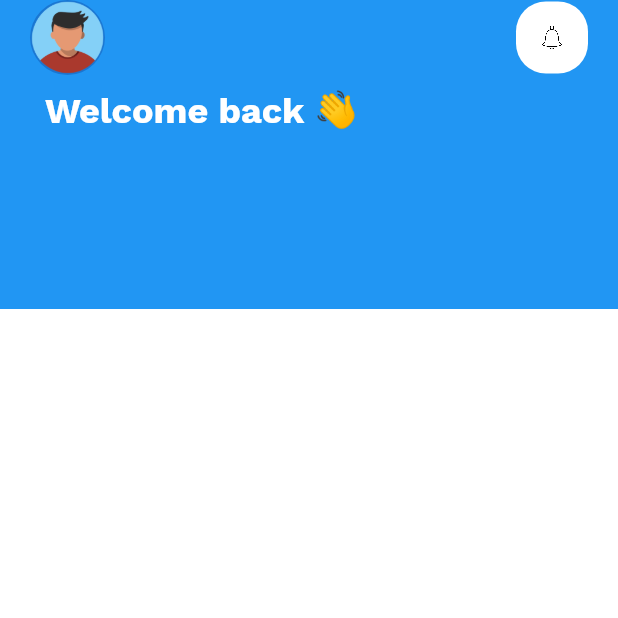
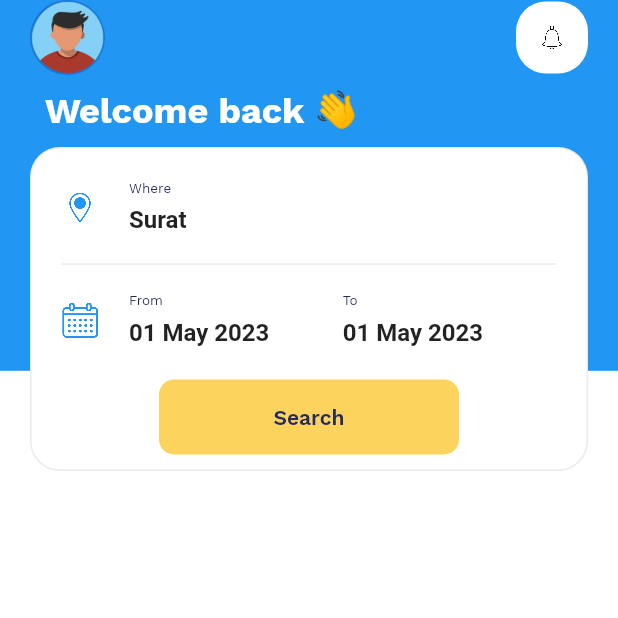
Before and after one commit to Snehal-Singh174/hotel-booking-app, a Flutter app: the screen it shows after launch, on a phone screen of 412 x 824 dp, the top half of it. Run offline on Flutter 3.47's test engine with Material 2 defaults, Android fonts, the phone set to English and light mode, and no system bars; our stand-ins replace google_maps_flutter; missing offline and left inert: flutter_config.

```diff
--- /dev/null
+++ b/lib/models/hotel_model.dart
@@ -0,0 +1,29 @@
+import 'package:google_maps_flutter/google_maps_flutter.dart';
+
+class HotelModel {
+  final String id;
+  final String title;
+  final String location;
+  final String address;
+  final String description;
+  final List<String> imagePaths;
+  final int totalReview;
+  final double ratingScore;
+  final double price;
+  final LatLng coordinate;
+
+  HotelModel({
+    required this.id,
+    required this.title,
+    required this.location,
+    required this.address,
+    required this.description,
+    required this.imagePaths,
+    required this.price,
+    required this.coordinate,
+    this.totalReview = 0,
+    this.ratingScore = 0,
+  });
+
+  static List<HotelModel> sampleHotel = const [];
+}
--- a/lib/screens/home_screen.dart
+++ b/lib/screens/home_screen.dart
@@ -1,8 +1,12 @@
 import 'package:flutter/material.dart';
+import 'package:hotel_booking_app/gen/colors.gen.dart';
 import 'package:hotel_booking_app/widgets/app_text.dart';
+import 'package:intl/intl.dart';
 
 import '../gen/assets.gen.dart';
+import '../widgets/custom_button.dart';
 import '../widgets/custom_icon_button.dart';
+import '../widgets/custom_text_field.dart';
 
 class HomeScreen extends StatelessWidget {
   const HomeScreen({Key? key}) : super(key: key);
@@ -18,7 +22,7 @@ class HomeScreen extends StatelessWidget {
           children: [
             Container(
               height: double.infinity,
-              margin: EdgeInsets.only(top: size.height * 0.25),
+              margin: EdgeInsets.only(top: size.height * 0.30),
               color: Colors.white,
             ),
             Padding(
@@ -26,6 +30,7 @@ class HomeScreen extends StatelessWidget {
               child: Column(
                 children: [
                   _HeaderSection(),
+                  _SearchCard(),
                 ],
               ),
             )
@@ -57,13 +62,77 @@ class _HeaderSection extends StatelessWidget {
           ],
         ),
         Padding(
-          padding: EdgeInsets.all(10.0),
-          child: AppText.large(
-            'Welcome back 👋',
-            color: Colors.white,
-          )
-        )
+            padding: EdgeInsets.all(10.0),
+            child: AppText.large(
+              'Welcome back 👋',
+              color: Colors.white,
+            ))
       ],
     );
   }
 }
+
+class _SearchCard extends StatelessWidget {
+  const _SearchCard({Key? key}) : super(key: key);
+
+  @override
+  Widget build(BuildContext context) {
+    final locationTextController = TextEditingController();
+    final dateFromTextController = TextEditingController();
+    final dateToTextController = TextEditingController();
+
+    locationTextController.text = 'Surat';
+    dateFromTextController.text = dateToTextController.text =
+        DateFormat('dd MMM yyyy').format(DateTime.now());
+
+    return Container(
+      padding: const EdgeInsets.symmetric(
+        horizontal: 20.0,
+        vertical: 10.0,
+      ),
+      decoration: BoxDecoration(
+          color: Colors.white,
+          borderRadius: BorderRadius.circular(20),
+          border: Border.all(color: ColorName.lightGrey.withAlpha(50))),
+      child: Column(
+        children: [
+          Row(
+            children: [
+              Assets.icon.location.image(color: Colors.blue, scale: 8),
+              const SizedBox(
+                width: 20.0,
+              ),
+              CustomTextField(
+                label: 'Where',
+                controller: locationTextController,
+              )
+            ],
+          ),
+          Divider(),
+          Row(
+            children: [
+              Assets.icon.calendar.image(color: Colors.blue, scale: 8),
+              const SizedBox(
+                width: 20.0,
+              ),
+              CustomTextField(
+                label: 'From',
+                controller: dateFromTextController,
+              ),
+              CustomTextField(
+                label: 'To',
+                controller: dateToTextController,
+              )
+            ],
+          ),
+          const SizedBox(
+            height: 10,
+          ),
+          const CustomButton(
+            text: 'Search',
+          )
+        ],
+      ),
+    );
+  }
+}
--- /dev/null
+++ b/lib/widgets/custom_button.dart
@@ -0,0 +1,30 @@
+import 'package:flutter/material.dart';
+
+import '../gen/colors.gen.dart';
+import 'app_text.dart';
+
+class CustomButton extends StatelessWidget {
+  final String text;
+
+  const CustomButton({super.key, required this.text});
+
+  @override
+  Widget build(BuildContext context) {
+    return ElevatedButton(
+      onPressed: () {},
+      style: ButtonStyle(
+        shape: MaterialStateProperty.all(
+          RoundedRectangleBorder(
+            borderRadius: BorderRadius.circular(10),
+          ),
+        ),
+        backgroundColor: MaterialStateProperty.all(ColorName.yellow),
+        elevation: MaterialStateProperty.all(0.0),
+        minimumSize: MaterialStateProperty.all(
+          const Size(200, 50),
+        ),
+      ),
+      child: AppText.medium(text),
+    );
+  }
+}
--- /dev/null
+++ b/lib/widgets/custom_text_field.dart
@@ -0,0 +1,24 @@
+import 'package:flutter/material.dart';
+
+import 'app_text.dart';
+
+class CustomTextField extends StatelessWidget {
+  final TextEditingController controller;
+  final String label;
+
+  const CustomTextField(
+      {super.key, required this.label, required this.controller});
+
+  @override
+  Widget build(BuildContext context) {
+    return Flexible(
+        child: TextField(
+      controller: controller,
+      decoration: InputDecoration(
+          label: AppText.small(label), border: InputBorder.none),
+      style: const TextStyle(
+        fontWeight: FontWeight.bold,
+      ),
+    ));
+  }
+}
```
